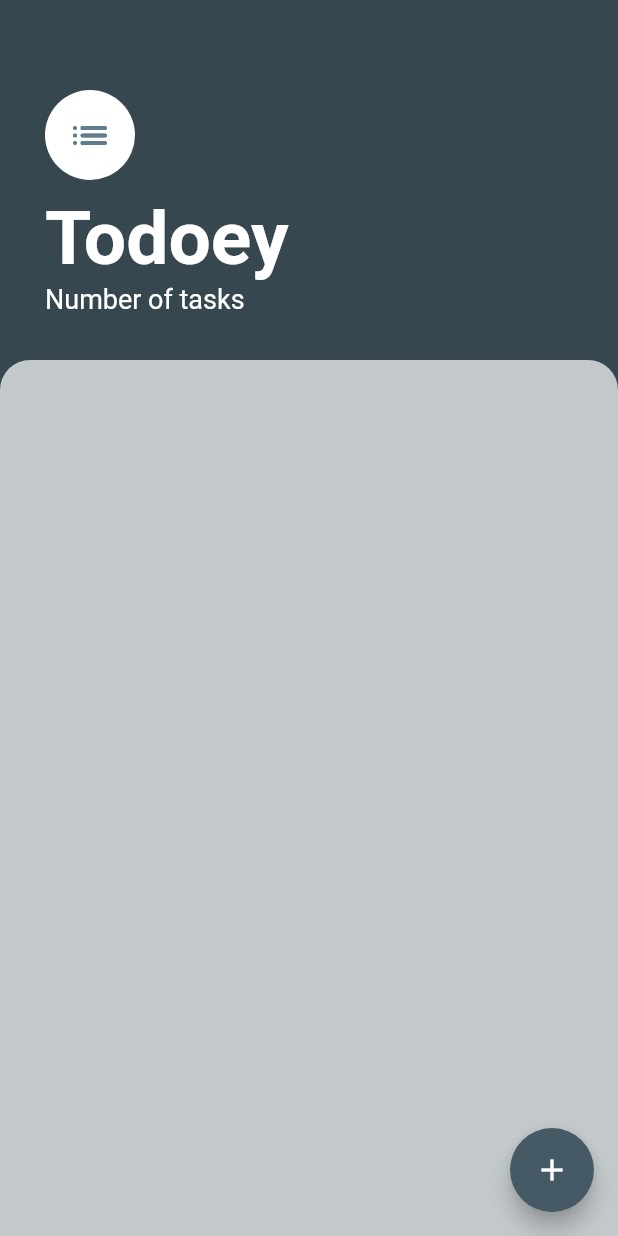
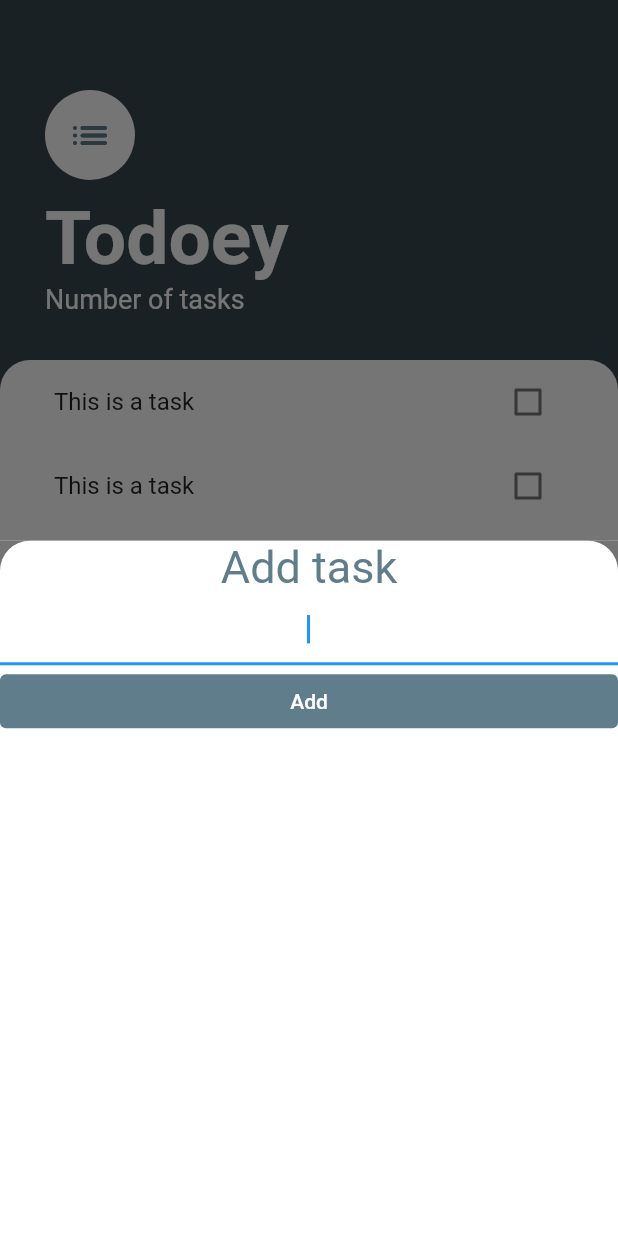
Before and after one commit to Cirorx/Udemy-Course, a Flutter app: the screen it shows after launch, after a tap on the "add" icon, on a phone screen of 412 x 824 dp. Run offline on Flutter 3.47's test engine with Material 2 defaults, Android fonts, the phone set to English and light mode, and no system bars.

Commit message:
Todoey - Checkbox ready

```diff
--- /dev/null
+++ b/todoey/lib/screens/add_task_screen.dart
@@ -0,0 +1,70 @@
+import 'package:flutter/material.dart';
+
+class AddTaskScreen extends StatefulWidget {
+  const AddTaskScreen({super.key});
+
+  @override
+  State<AddTaskScreen> createState() => _AddTaskScreenState();
+}
+
+class _AddTaskScreenState extends State<AddTaskScreen> {
+  late TextEditingController _controller;
+
+  @override
+  void initState() {
+    super.initState();
+    _controller = TextEditingController();
+  }
+
+  @override
+  void dispose() {
+    _controller.dispose();
+    super.dispose();
+  }
+
+  @override
+  Widget build(BuildContext context) {
+    return Container(
+      //or Color(0xff192125)
+      color: const Color(0xff747474),
+      child: Container(
+        decoration: const BoxDecoration(
+          color: Colors.white,
+          borderRadius: BorderRadius.only(
+            topLeft: Radius.circular(20),
+            topRight: Radius.circular(20),
+          ),
+        ),
+        child: Column(
+          crossAxisAlignment: CrossAxisAlignment.stretch,
+          children: [
+            const Text(
+              'Add task',
+              textAlign: TextAlign.center,
+              style: TextStyle(
+                color: Colors.blueGrey,
+                fontSize: 30,
+              ),
+            ),
+            TextField(
+              controller: _controller,
+              autofocus: true,
+              textAlign: TextAlign.center,
+            ),
+            TextButton(
+              onPressed: () {},
+              style: const ButtonStyle(
+                backgroundColor:
+                    MaterialStatePropertyAll<Color>(Colors.blueGrey),
+              ),
+              child: const Text("Add",
+                  style: TextStyle(
+                    color: Colors.white,
+                  )),
+            )
+          ],
+        ),
+      ),
+    );
+  }
+}
--- a/todoey/lib/screens/tasks_screen.dart
+++ b/todoey/lib/screens/tasks_screen.dart
@@ -1,4 +1,7 @@
 import 'package:flutter/material.dart';
+
+import '../widgets/tasks_list.dart';
+import 'add_task_screen.dart';
 
 class TasksScreen extends StatelessWidget {
   const TasksScreen({super.key});
@@ -8,7 +11,11 @@ class TasksScreen extends StatelessWidget {
     return Scaffold(
       backgroundColor: Colors.blueGrey.shade800,
       floatingActionButton: FloatingActionButton(
-        onPressed: () {},
+        onPressed: () {
+          //When clicking we want to insert a Tasks tile
+          showModalBottomSheet(
+              context: context, builder: (context) => AddTaskScreen());
+        },
         backgroundColor: Colors.blueGrey.shade700,
         child: const Icon(Icons.add),
       ),
@@ -47,13 +54,15 @@ class TasksScreen extends StatelessWidget {
           ),
           Expanded(
             child: Container(
+              padding: const EdgeInsets.symmetric(horizontal: 20),
               decoration: const BoxDecoration(
-                color: Colors.white70,
+                color: Colors.white,
                 borderRadius: BorderRadius.only(
                   topLeft: Radius.circular(20),
                   topRight: Radius.circular(20),
                 ),
               ),
+              child: const TasksList(),
             ),
           )
         ],
--- /dev/null
+++ b/todoey/lib/widgets/tasks_list.dart
@@ -0,0 +1,19 @@
+import 'package:flutter/material.dart';
+import 'package:todoey/widgets/tasks_tile.dart';
+
+class TasksList extends StatelessWidget {
+  const TasksList({
+    super.key,
+  });
+
+  @override
+  Widget build(BuildContext context) {
+    return ListView(
+      children: const [
+        TaskTile(),
+        TaskTile(),
+        TaskTile(),
+      ],
+    );
+  }
+}
--- /dev/null
+++ b/todoey/lib/widgets/tasks_tile.dart
@@ -0,0 +1,52 @@
+import 'package:flutter/material.dart';
+
+class TaskTile extends StatefulWidget {
+  @override
+  State<TaskTile> createState() => _TaskTileState();
+
+  const TaskTile({
+    super.key,
+  });
+}
+
+class _TaskTileState extends State<TaskTile> {
+  bool isChecked = false;
+
+  @override
+  Widget build(BuildContext context) {
+    return ListTile(
+      title: Text(
+        "This is a task",
+        style: TextStyle(
+            decoration: isChecked ? TextDecoration.lineThrough : null),
+      ),
+      trailing: TaskCheckBox(
+        checkboxState: isChecked,
+        toggleCheckboxState: (checkboxState) {
+          setState(() => isChecked = checkboxState);
+        },
+      ),
+    );
+  }
+}
+
+class TaskCheckBox extends StatelessWidget {
+  final bool checkboxState;
+  final Function toggleCheckboxState;
+  const TaskCheckBox({
+    super.key,
+    required this.checkboxState,
+    required this.toggleCheckboxState,
+  });
+
+  @override
+  Widget build(BuildContext context) {
+    return Checkbox(
+      activeColor: Colors.blueGrey,
+      value: checkboxState,
+      onChanged: (bool? value) {
+        toggleCheckboxState(value);
+      },
+    );
+  }
+}
```
